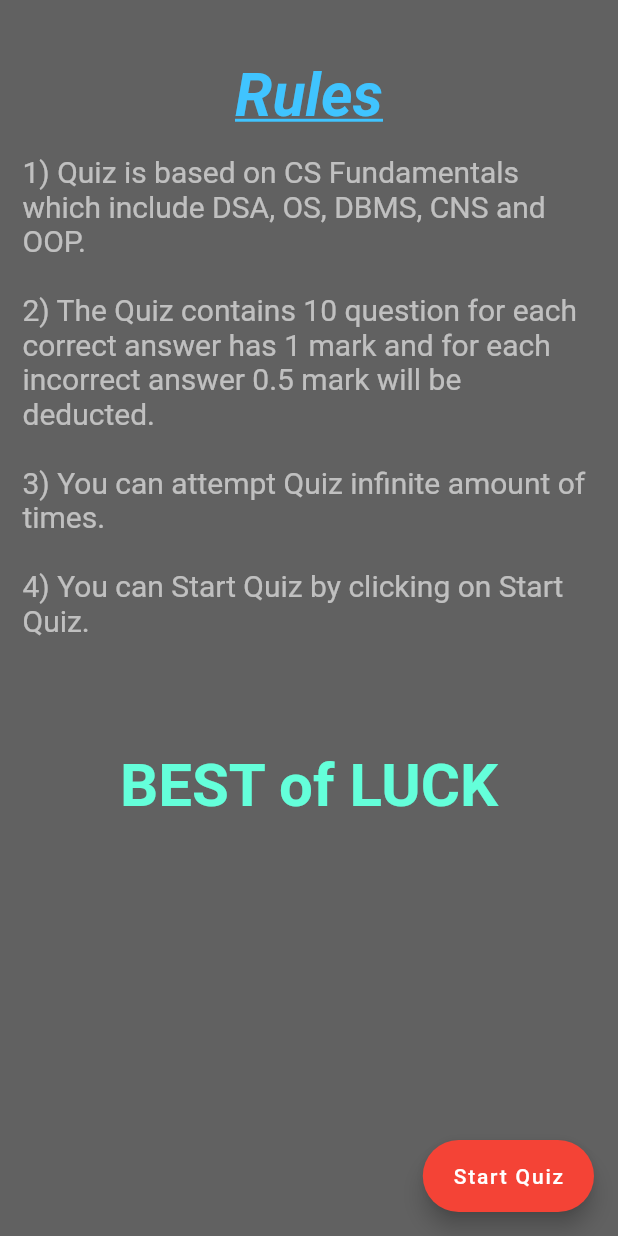
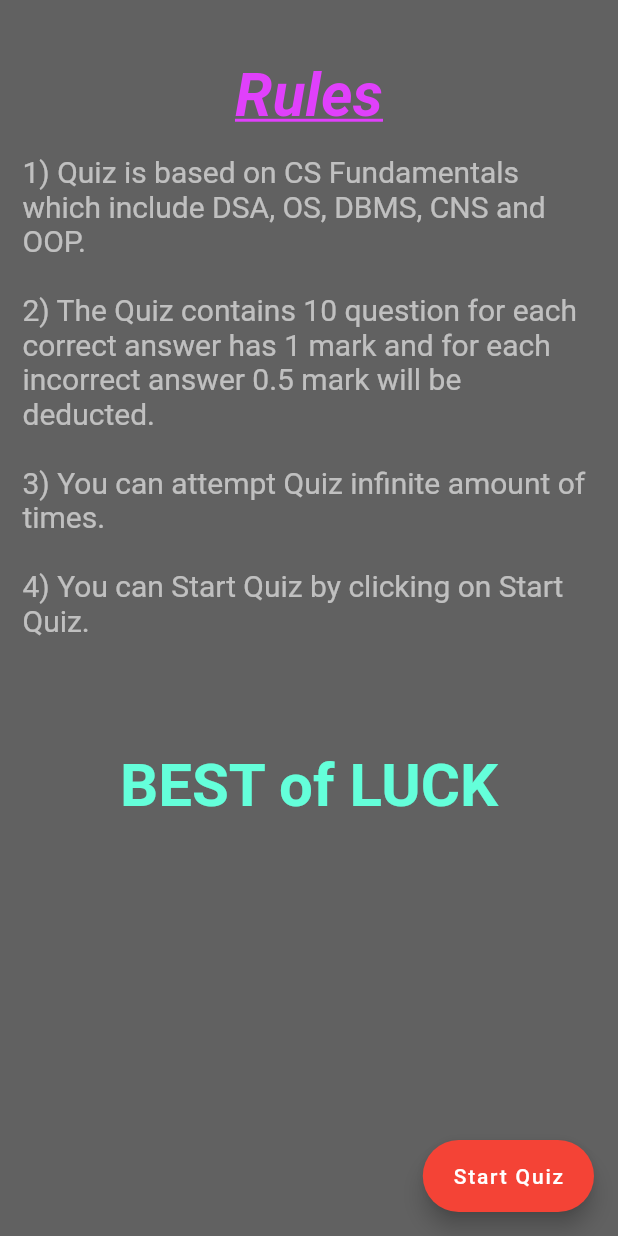
Before and after one commit to RushikeshNaikwadi/QuizTime, a Flutter app: the IntroPageClass screen opened directly, on a phone screen of 412 x 824 dp. Run offline on Flutter 3.47's test engine with Material 2 defaults, Android fonts, the phone set to English and light mode, and no system bars; statements that could not run were skipped.

Commit message:
Done some styling

```diff
--- a/lib/IntroPageWidget.dart
+++ b/lib/Introduction/IntroPageWidget.dart
@@ -34,7 +34,7 @@ class IntroPageClass extends StatelessWidget {
                 fontStyle: FontStyle.italic,
                 decoration: TextDecoration.underline,
                 fontSize: 40,
-                color: Colors.lightBlueAccent
+                color: Colors.purpleAccent
               ),
             ),
             Text(''),
--- a/lib/main.dart
+++ b/lib/main.dart
@@ -1,5 +1,5 @@
 import 'package:flutter/material.dart';
-import 'package:quiz_time/IntroPageWidget.dart';
+import 'package:quiz_time/Introduction/IntroPageWidget.dart';
 
 import 'Data/mcqListData.dart';
 import 'package:quiz_time/McqWidget/McqPageWidget.dart';
```
